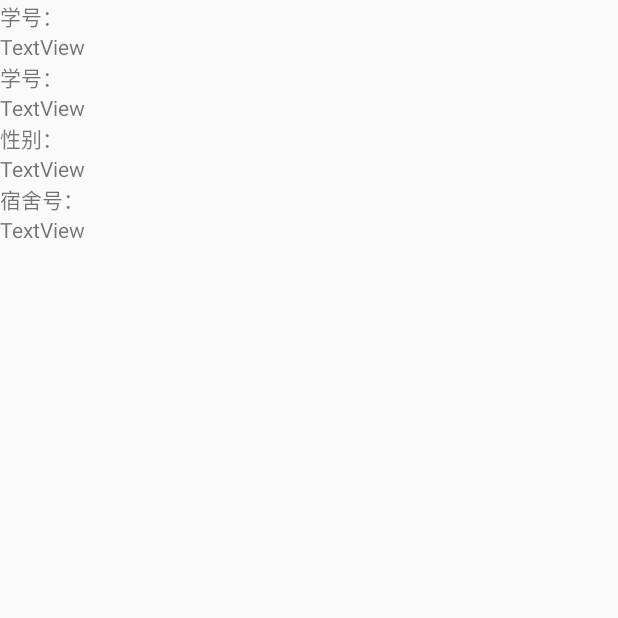
After one commit to LengMingxuan/Android_finalExam, an Android app: the DetailedUserinfo_Activity screen opened directly, with no data from a screen before it, on a phone screen of 412 x 824 dp, the top half of it. The commit adds this screen. Run offline under Robolectric (Android 15) with nearby library versions, the phone set to English and light mode, and no system bars.

Commit message:
在ListView显示数据

```diff
--- a/app/src/main/AndroidManifest.xml
+++ b/app/src/main/AndroidManifest.xml
@@ -9,6 +9,7 @@
         android:roundIcon="@mipmap/ic_launcher_round"
         android:supportsRtl="true"
         android:theme="@style/Theme.FinalExam">
+        <activity android:name=".DetailedUserinfo_Activity"></activity>
         <activity android:name=".firing_Activity">
             <intent-filter>
                 <action android:name="android.intent.action.MAIN" />
@@ -16,9 +17,7 @@
                 <category android:name="android.intent.category.LAUNCHER" />
             </intent-filter>
         </activity>
-        <activity android:name=".MainActivity">
-
-        </activity>
+        <activity android:name=".MainActivity"></activity>
     </application>
 
 </manifest>
--- /dev/null
+++ b/app/src/main/java/com/lyulmx/finalexam/DetailedUserinfo_Activity.java
@@ -0,0 +1,14 @@
+package com.lyulmx.finalexam;
+
+import androidx.appcompat.app.AppCompatActivity;
+
+import android.os.Bundle;
+
+public class DetailedUserinfo_Activity extends AppCompatActivity {
+
+    @Override
+    protected void onCreate(Bundle savedInstanceState) {
+        super.onCreate(savedInstanceState);
+        setContentView(R.layout.activity_detailed_userinfo);
+    }
+}
--- a/app/src/main/java/com/lyulmx/finalexam/MainActivity.java
+++ b/app/src/main/java/com/lyulmx/finalexam/MainActivity.java
@@ -5,6 +5,8 @@ import androidx.appcompat.app.AppCompatActivity;
 import android.database.Cursor;
 import android.database.sqlite.SQLiteDatabase;
 import android.os.Bundle;
+import android.view.View;
+import android.widget.AdapterView;
 import android.widget.ListView;
 import android.widget.SimpleAdapter;
 
@@ -23,21 +25,36 @@ public class MainActivity extends AppCompatActivity {
     protected void onCreate(Bundle savedInstanceState) {
         super.onCreate(savedInstanceState);
         setContentView(R.layout.activity_main);
+
+        mainlv = findViewById(R.id.lv);
+        //TODO：链接控件与代码
+
         db = helper.getReadableDatabase();
         cursor = db.rawQuery("select * from users",null);
-        mainlv = findViewById(R.id.lv);
+
+        mainlv.setOnItemClickListener(new AdapterView.OnItemClickListener() {
+            @Override
+            public void onItemClick(AdapterView<?> parent, View view, int position, long id) {
+
+            }
+        });
+        //TODO: ListView 点击事件
     }
 
     @Override
     protected void onResume() {
         super.onResume();
         list = new ArrayList<Map<String, Object>>();
+
         GetListViewItemData.GetData(list, cursor, db);
+        //TODO: 获取数据库数据
+
         adapter= new SimpleAdapter(
                 this,list,R.layout.singlelistviewlayout,
                 new String[]{"_id","StuId","Stuname"},
                 new int[]{R.id.idStu,R.id.stuId,R.id.stuName});
         mainlv.setAdapter(adapter);
+        //TODO：ListView 显示数据
     }
 
 
--- /dev/null
+++ b/app/src/main/res/layout/activity_detailed_userinfo.xml
@@ -0,0 +1,53 @@
+<?xml version="1.0" encoding="utf-8"?>
+<LinearLayout xmlns:android="http://schemas.android.com/apk/res/android"
+    xmlns:app="http://schemas.android.com/apk/res-auto"
+    xmlns:tools="http://schemas.android.com/tools"
+    android:layout_width="match_parent"
+    android:layout_height="match_parent"
+    tools:context=".DetailedUserinfo_Activity"
+    android:orientation="vertical">
+
+    <TextView
+        android:layout_width="match_parent"
+        android:layout_height="wrap_content"
+        android:text="@string/DetailedUserInformation" />
+
+    <TextView
+        android:id="@+id/textView2"
+        android:layout_width="match_parent"
+        android:layout_height="wrap_content"
+        android:text="TextView" />
+
+    <TextView
+        android:layout_width="match_parent"
+        android:layout_height="wrap_content"
+        android:text="@string/DetailedUserInformation" />
+
+    <TextView
+        android:id="@+id/textView4"
+        android:layout_width="match_parent"
+        android:layout_height="wrap_content"
+        android:text="TextView" />
+
+    <TextView
+        android:layout_width="match_parent"
+        android:layout_height="wrap_content"
+        android:text="性别：" />
+
+    <TextView
+        android:id="@+id/textView6"
+        android:layout_width="match_parent"
+        android:layout_height="wrap_content"
+        android:text="TextView" />
+
+    <TextView
+        android:layout_width="match_parent"
+        android:layout_height="wrap_content"
+        android:text="宿舍号：" />
+
+    <TextView
+        android:id="@+id/textView8"
+        android:layout_width="match_parent"
+        android:layout_height="wrap_content"
+        android:text="TextView" />
+</LinearLayout>
--- a/app/src/main/res/values/strings.xml
+++ b/app/src/main/res/values/strings.xml
@@ -1,3 +1,8 @@
 <resources>
     <string name="app_name">finalExam</string>
+    <string name="DetailedUserInformation">学号：</string>
+    <array name="info">
+        学号
+        三射
+    </array>
 </resources>
```
